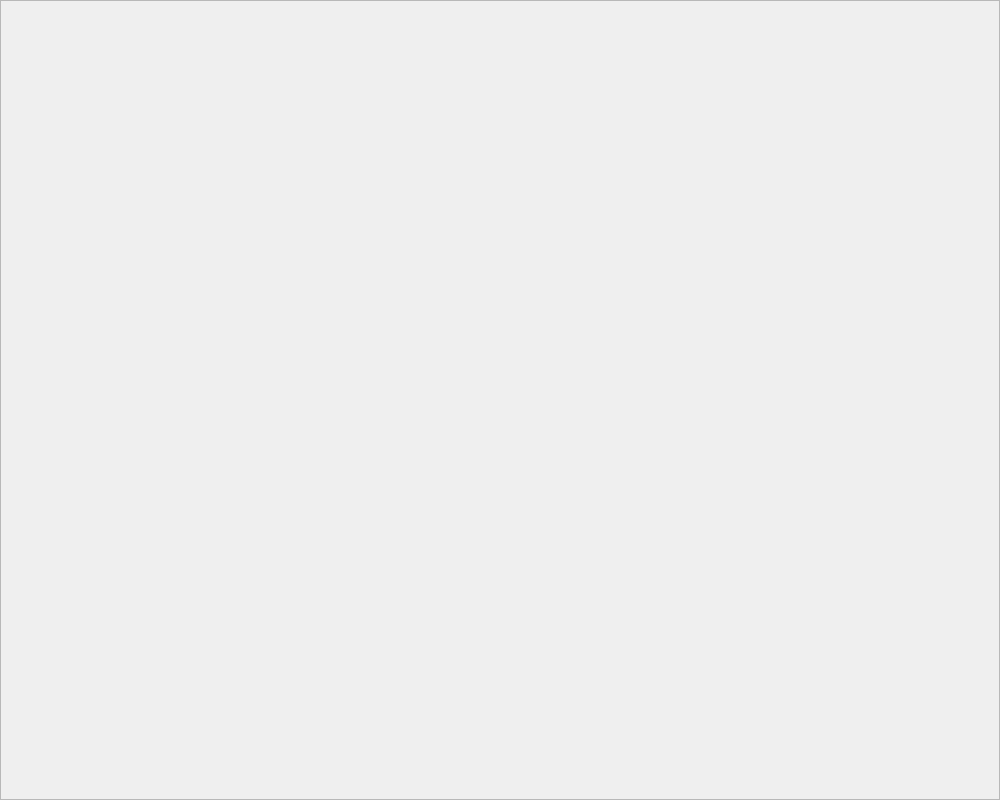
The window that ui-interface/src/main_window.ui (biirdrat/bug-sense) describes before a commit, drawn with Qt 5.
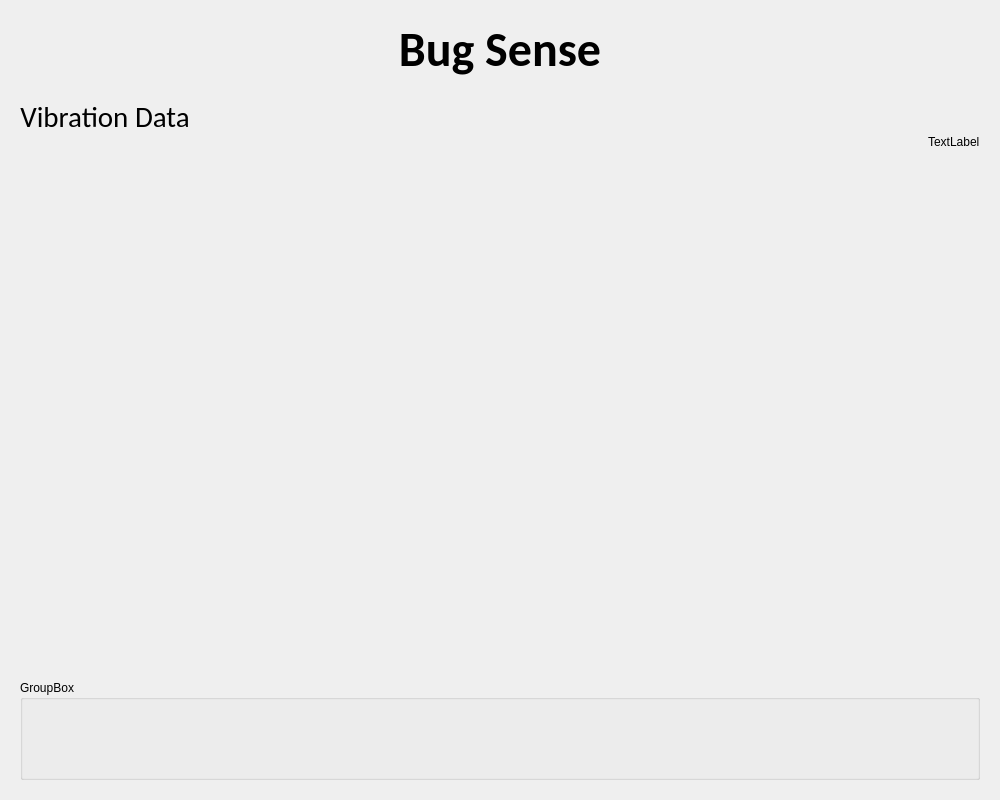
The same window after the commit.

Commit message: feat: add basic ui functionality with chart:

```diff
--- a/ui-interface/src/main_window.ui
+++ b/ui-interface/src/main_window.ui
@@ -16,27 +16,39 @@
   <widget class="QWidget" name="centralwidget">
    <layout class="QGridLayout" name="main_glo">
     <property name="leftMargin">
-     <number>0</number>
+     <number>20</number>
     </property>
     <property name="topMargin">
-     <number>0</number>
+     <number>20</number>
     </property>
     <property name="rightMargin">
-     <number>0</number>
+     <number>20</number>
     </property>
     <property name="bottomMargin">
-     <number>0</number>
+     <number>20</number>
     </property>
-    <property name="spacing">
+    <property name="horizontalSpacing">
      <number>0</number>
     </property>
+    <property name="verticalSpacing">
+     <number>20</number>
+    </property>
     <item row="0" column="0">
-     <widget class="QFrame" name="frame">
+     <widget class="QFrame" name="header_frame">
+      <property name="sizePolicy">
+       <sizepolicy hsizetype="Minimum" vsizetype="Minimum">
+        <horstretch>0</horstretch>
+        <verstretch>0</verstretch>
+       </sizepolicy>
+      </property>
       <property name="frameShape">
-       <enum>QFrame::StyledPanel</enum>
+       <enum>QFrame::NoFrame</enum>
       </property>
       <property name="frameShadow">
-       <enum>QFrame::Raised</enum>
+       <enum>QFrame::Plain</enum>
+      </property>
+      <property name="lineWidth">
+       <number>0</number>
       </property>
       <layout class="QGridLayout" name="gridLayout_2">
        <property name="leftMargin">
@@ -54,9 +66,271 @@
        <property name="spacing">
         <number>0</number>
        </property>
+       <item row="0" column="0">
+        <widget class="QLabel" name="title_label">
+         <property name="sizePolicy">
+          <sizepolicy hsizetype="Minimum" vsizetype="Minimum">
+           <horstretch>0</horstretch>
+           <verstretch>0</verstretch>
+          </sizepolicy>
+         </property>
+         <property name="font">
+          <font>
+           <family>Calibri</family>
+           <pointsize>36</pointsize>
+           <weight>75</weight>
+           <bold>true</bold>
+          </font>
+         </property>
+         <property name="text">
+          <string>Bug Sense</string>
+         </property>
+         <property name="alignment">
+          <set>Qt::AlignCenter</set>
+         </property>
+        </widget>
+       </item>
       </layout>
      </widget>
     </item>
+    <item row="4" column="0">
+     <widget class="QGroupBox" name="groupBox">
+      <property name="minimumSize">
+       <size>
+        <width>0</width>
+        <height>100</height>
+       </size>
+      </property>
+      <property name="title">
+       <string>GroupBox</string>
+      </property>
+     </widget>
+    </item>
+    <item row="1" column="0">
+     <widget class="QFrame" name="body_frame">
+      <property name="sizePolicy">
+       <sizepolicy hsizetype="Minimum" vsizetype="Minimum">
+        <horstretch>0</horstretch>
+        <verstretch>0</verstretch>
+       </sizepolicy>
+      </property>
+      <property name="frameShape">
+       <enum>QFrame::NoFrame</enum>
+      </property>
+      <property name="frameShadow">
+       <enum>QFrame::Plain</enum>
+      </property>
+      <property name="lineWidth">
+       <number>0</number>
+      </property>
+      <layout class="QGridLayout" name="gridLayout_3">
+       <property name="leftMargin">
+        <number>0</number>
+       </property>
+       <property name="topMargin">
+        <number>0</number>
+       </property>
+       <property name="rightMargin">
+        <number>0</number>
+       </property>
+       <property name="bottomMargin">
+        <number>0</number>
+       </property>
+       <property name="spacing">
+        <number>0</number>
+       </property>
+       <item row="0" column="0">
+        <widget class="QFrame" name="col1_frame">
+         <property name="sizePolicy">
+          <sizepolicy hsizetype="Minimum" vsizetype="Minimum">
+           <horstretch>0</horstretch>
+           <verstretch>0</verstretch>
+          </sizepolicy>
+         </property>
+         <property name="frameShape">
+          <enum>QFrame::NoFrame</enum>
+         </property>
+         <property name="frameShadow">
+          <enum>QFrame::Plain</enum>
+         </property>
+         <property name="lineWidth">
+          <number>0</number>
+         </property>
+         <layout class="QGridLayout" name="gridLayout_5">
+          <property name="leftMargin">
+           <number>0</number>
+          </property>
+          <property name="topMargin">
+           <number>0</number>
+          </property>
+          <property name="rightMargin">
+           <number>50</number>
+          </property>
+          <property name="bottomMargin">
+           <number>30</number>
+          </property>
+          <property name="spacing">
+           <number>0</number>
+          </property>
+          <item row="0" column="0">
+           <widget class="QLabel" name="data_title_label">
+            <property name="sizePolicy">
+             <sizepolicy hsizetype="Minimum" vsizetype="Minimum">
+              <horstretch>0</horstretch>
+              <verstretch>0</verstretch>
+             </sizepolicy>
+            </property>
+            <property name="font">
+             <font>
+              <family>Calibri</family>
+              <pointsize>22</pointsize>
+             </font>
+            </property>
+            <property name="text">
+             <string>Vibration Data</string>
+            </property>
+            <property name="alignment">
+             <set>Qt::AlignCenter</set>
+            </property>
+           </widget>
+          </item>
+          <item row="1" column="0">
+           <layout class="QGridLayout" name="chart_layout">
+            <property name="spacing">
+             <number>0</number>
+            </property>
+           </layout>
+          </item>
+          <item row="1" column="1">
+           <spacer name="horizontalSpacer">
+            <property name="orientation">
+             <enum>Qt::Horizontal</enum>
+            </property>
+            <property name="sizeHint" stdset="0">
+             <size>
+              <width>40</width>
+              <height>20</height>
+             </size>
+            </property>
+           </spacer>
+          </item>
+         </layout>
+        </widget>
+       </item>
+       <item row="0" column="1">
+        <widget class="QFrame" name="col2_frame">
+         <property name="sizePolicy">
+          <sizepolicy hsizetype="Minimum" vsizetype="Minimum">
+           <horstretch>0</horstretch>
+           <verstretch>0</verstretch>
+          </sizepolicy>
+         </property>
+         <property name="frameShape">
+          <enum>QFrame::NoFrame</enum>
+         </property>
+         <property name="frameShadow">
+          <enum>QFrame::Plain</enum>
+         </property>
+         <property name="lineWidth">
+          <number>0</number>
+         </property>
+         <layout class="QGridLayout" name="gridLayout_6">
+          <property name="leftMargin">
+           <number>0</number>
+          </property>
+          <property name="topMargin">
+           <number>0</number>
+          </property>
+          <property name="rightMargin">
+           <number>0</number>
+          </property>
+          <property name="bottomMargin">
+           <number>0</number>
+          </property>
+          <property name="spacing">
+           <number>0</number>
+          </property>
+          <item row="0" column="0">
+           <widget class="QLabel" name="label_5">
+            <property name="sizePolicy">
+             <sizepolicy hsizetype="Minimum" vsizetype="Minimum">
+              <horstretch>0</horstretch>
+              <verstretch>0</verstretch>
+             </sizepolicy>
+            </property>
+            <property name="text">
+             <string>TextLabel</string>
+            </property>
+           </widget>
+          </item>
+         </layout>
+        </widget>
+       </item>
+      </layout>
+     </widget>
+    </item>
+    <item row="2" column="0">
+     <widget class="QFrame" name="footer_frame">
+      <property name="sizePolicy">
+       <sizepolicy hsizetype="Minimum" vsizetype="Minimum">
+        <horstretch>0</horstretch>
+        <verstretch>0</verstretch>
+       </sizepolicy>
+      </property>
+      <property name="frameShape">
+       <enum>QFrame::NoFrame</enum>
+      </property>
+      <property name="frameShadow">
+       <enum>QFrame::Plain</enum>
+      </property>
+      <property name="lineWidth">
+       <number>0</number>
+      </property>
+      <layout class="QGridLayout" name="gridLayout_4">
+       <property name="leftMargin">
+        <number>0</number>
+       </property>
+       <property name="topMargin">
+        <number>0</number>
+       </property>
+       <property name="rightMargin">
+        <number>0</number>
+       </property>
+       <property name="bottomMargin">
+        <number>0</number>
+       </property>
+       <property name="spacing">
+        <number>0</number>
+       </property>
+       <item row="0" column="0">
+        <widget class="QLabel" name="label_3">
+         <property name="sizePolicy">
+          <sizepolicy hsizetype="Minimum" vsizetype="Minimum">
+           <horstretch>0</horstretch>
+           <verstretch>0</verstretch>
+          </sizepolicy>
+         </property>
+         <property name="text">
+          <string/>
+         </property>
+        </widget>
+       </item>
+      </layout>
+     </widget>
+    </item>
+    <item row="3" column="0">
+     <spacer name="verticalSpacer">
+      <property name="orientation">
+       <enum>Qt::Vertical</enum>
+      </property>
+      <property name="sizeHint" stdset="0">
+       <size>
+        <width>20</width>
+        <height>40</height>
+       </size>
+      </property>
+     </spacer>
+    </item>
    </layout>
   </widget>
  </widget>
```
The commit also changes 3 other files.
